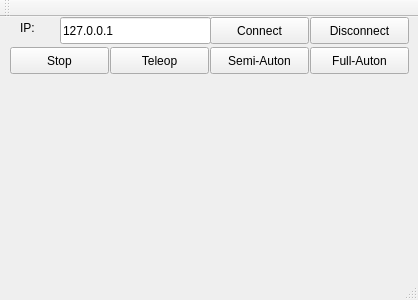
Above: mainwindow.ui from S3FL-REST/BaseStation before the change. Below: the same form after it.
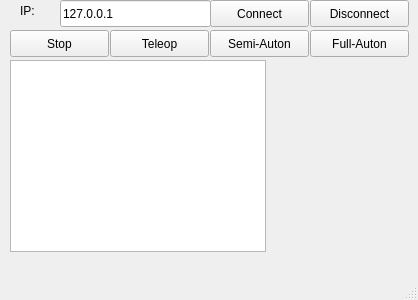
That is the form after the change.

```diff
--- a/mainwindow.ui
+++ b/mainwindow.ui
@@ -118,6 +118,16 @@
      <string>IP:</string>
     </property>
    </widget>
+   <widget class="QGraphicsView" name="graphicsView">
+    <property name="geometry">
+     <rect>
+      <x>10</x>
+      <y>60</y>
+      <width>256</width>
+      <height>192</height>
+     </rect>
+    </property>
+   </widget>
   </widget>
   <widget class="QMenuBar" name="menuBar">
    <property name="geometry">
@@ -129,14 +139,6 @@
     </rect>
    </property>
   </widget>
-  <widget class="QToolBar" name="mainToolBar">
-   <attribute name="toolBarArea">
-    <enum>TopToolBarArea</enum>
-   </attribute>
-   <attribute name="toolBarBreak">
-    <bool>false</bool>
-   </attribute>
-  </widget>
   <widget class="QStatusBar" name="statusBar"/>
  </widget>
  <layoutdefault spacing="6" margin="11"/>
```
